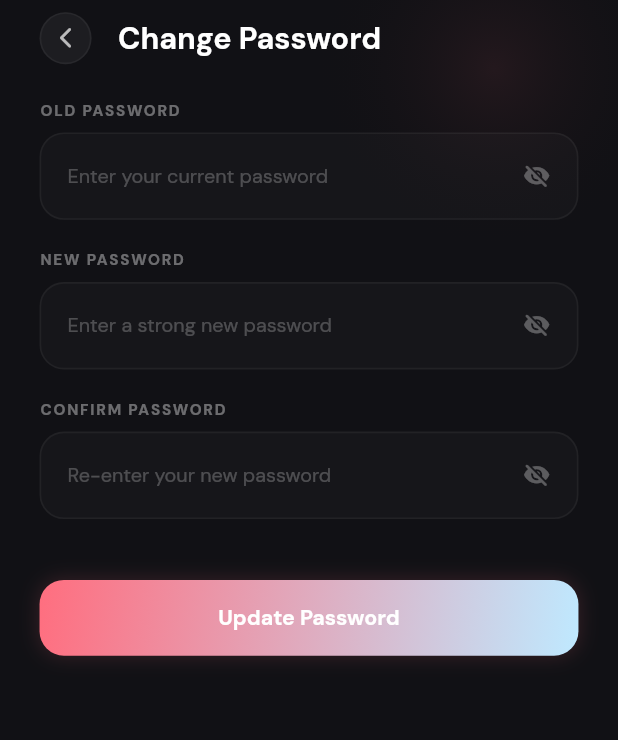
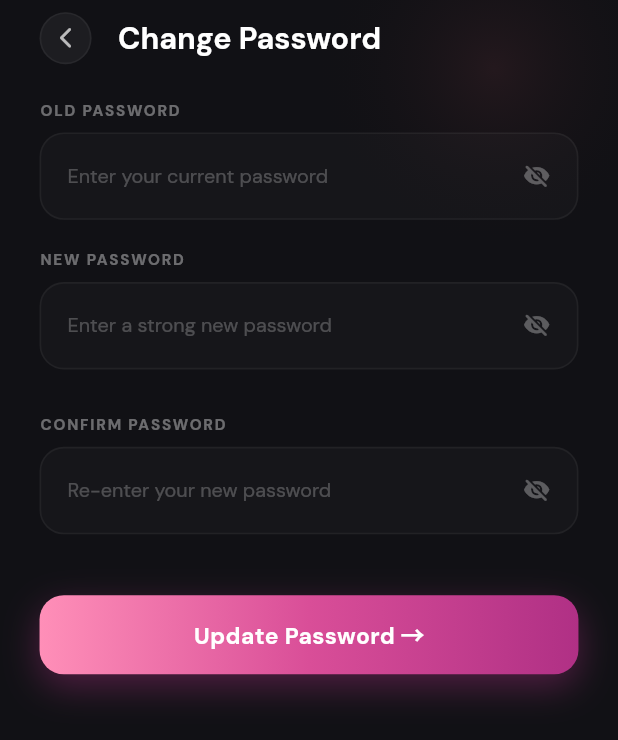
Before and after one commit to samiul-basir-46/bae_window, a Flutter app: the ChangePasswordScreen screen opened by its route, on a phone screen of 412 x 824 dp. Shown: the top 740 px of the screen. Run offline on Flutter 3.47's test engine with Material 3 defaults, Android fonts, the phone set to English and light mode, and no system bars; drawn by our look-alikes of auto_animated; our stand-ins replace app_links, audioplayers, cached_network_image, cloud_firestore, dio, firebase_auth and 16 more; missing offline and left inert: dotlottie_loader, home_widget, record; accounts and stored records are empty; project files that could hold a hidden picture were left out.

Commit message:
refactor: integrate Firebase Authentication for password updates and add real-time password strength validation to UI

```diff
--- a/lib/features/change_password/presentation/screens/change_password_screen.dart
+++ b/lib/features/change_password/presentation/screens/change_password_screen.dart
@@ -10,17 +10,63 @@ import '../bloc/change_password_event.dart';
 import '../bloc/change_password_state.dart';
 import '../widgets/password_input_field.dart';
 import 'package:bea_window_app/common_widgets/app_toast.dart';
-import 'package:bea_window_app/common_widgets/bae_loader.dart';
+import 'package:bea_window_app/common_widgets/custom_auth_button.dart';
 
-class ChangePasswordScreen extends StatelessWidget {
+class ChangePasswordScreen extends StatefulWidget {
   const ChangePasswordScreen({super.key});
 
   @override
+  State<ChangePasswordScreen> createState() => _ChangePasswordScreenState();
+}
+
+class _ChangePasswordScreenState extends State<ChangePasswordScreen> {
+  final _oldPasswordController = TextEditingController();
+  final _newPasswordController = TextEditingController();
+  final _confirmPasswordController = TextEditingController();
+  int _passwordStrength = 0;
+
+  @override
+  void initState() {
+    super.initState();
+    _newPasswordController.addListener(_checkPasswordStrength);
+  }
+
+  @override
+  void dispose() {
+    _oldPasswordController.dispose();
+    _newPasswordController.dispose();
+    _confirmPasswordController.dispose();
+    super.dispose();
+  }
+
+  void _checkPasswordStrength() {
+    final pw = _newPasswordController.text;
+    int strength = 0;
+    if (pw.length >= 6) strength++;
+    if (pw.length >= 10) strength++;
+    if (pw.contains(RegExp(r'[A-Z]')) && pw.contains(RegExp(r'[0-9]'))) {
+      strength++;
+    }
+    if (pw.contains(RegExp(r'[!@#\$&*~]'))) strength++;
+    setState(() => _passwordStrength = strength);
+  }
+
+  Color get _strengthColor {
+    if (_passwordStrength <= 1) return const Color(0xFFE060A0);
+    if (_passwordStrength == 2) return const Color(0xFFF5A623);
+    return const Color(0xFF4CD964);
+  }
+
+  String get _strengthLabel {
+    if (_passwordStrength == 0) return '';
+    if (_passwordStrength <= 1) return 'Weak';
+    if (_passwordStrength == 2) return 'Fair';
+    if (_passwordStrength == 3) return 'Good';
+    return 'Strong ✦';
+  }
+
+  @override
   Widget build(BuildContext context) {
-    final oldPasswordController = TextEditingController();
-    final newPasswordController = TextEditingController();
-    final confirmPasswordController = TextEditingController();
-
     return BlocProvider(
       create: (context) => ChangePasswordBloc(),
       child: Scaffold(
@@ -57,6 +103,14 @@ class ChangePasswordScreen extends StatelessWidget {
                       type: ToastType.success,
                     );
                     Navigator.pop(context);
+                  } else if (state is ChangePasswordFailure &&
+                      state.generalError != null) {
+                    AppToast.show(
+                      context,
+                      title: "Error",
+                      message: state.generalError!,
+                      type: ToastType.error,
+                    );
                   }
                 },
                 builder: (context, state) {
@@ -85,80 +139,45 @@ class ChangePasswordScreen extends StatelessWidget {
                             children: [
                               PasswordInputField(
                                 label: "OLD PASSWORD",
-                                controller: oldPasswordController,
+                                controller: _oldPasswordController,
                                 hint: "Enter your current password",
                                 errorText: oldPwError,
                               ),
                               UIHelper.verticalSpace(20.h),
                               PasswordInputField(
                                 label: "NEW PASSWORD",
-                                controller: newPasswordController,
+                                controller: _newPasswordController,
                                 hint: "Enter a strong new password",
                                 errorText: newPwError,
                               ),
+                              UIHelper.verticalSpace(10.h),
+                              _buildStrengthBar(),
                               UIHelper.verticalSpace(20.h),
                               PasswordInputField(
                                 label: "CONFIRM PASSWORD",
-                                controller: confirmPasswordController,
+                                controller: _confirmPasswordController,
                                 hint: "Re-enter your new password",
                                 errorText: confirmPwError,
                               ),
                               UIHelper.verticalSpace(40.h),
 
                               // Submit Button
-                              GestureDetector(
-                                onTap: isLoading
-                                    ? null
-                                    : () {
+                              CustomAuthButton(
+                                label: 'Update Password',
+                                isLoading: isLoading,
+                                showArrow: true,
+                                onTap: () {
                                   context.read<ChangePasswordBloc>().add(
                                         SubmitChangePasswordEvent(
                                           oldPassword:
-                                                    oldPasswordController.text,
+                                              _oldPasswordController.text,
                                           newPassword:
-                                                    newPasswordController.text,
+                                              _newPasswordController.text,
                                           confirmPassword:
-                                                    confirmPasswordController
-                                                        .text,
+                                              _confirmPasswordController.text,
                                         ),
                                       );
                                 },
-                                child: Container(
-                                  width: double.infinity,
-                                  padding: EdgeInsets.symmetric(vertical: 16.h),
-                                  alignment: Alignment.center,
-                                  decoration: BoxDecoration(
-                                    gradient: const LinearGradient(
-                                      colors: [
-                                        Color(0xFFFF6E7F),
-                                        Color(0xFFBFE9FF)
-                                      ],
-                                      begin: Alignment.topLeft,
-                                      end: Alignment.bottomRight,
-                                    ),
-                                    borderRadius: BorderRadius.circular(16.r),
-                                    boxShadow: [
-                                      BoxShadow(
-                                        color: const Color(0xFFFF6E7F)
-                                            .withValues(alpha: 0.15),
-                                        blurRadius: 10,
-                                        spreadRadius: 1,
-                                      ),
-                                    ],
-                                  ),
-                                  child: isLoading
-                                      ? BaeLoader(
-                                          isFullScreen: false,
-                                          size: 20.sp,
-                                        )
-                                      : Text(
-                                          "Update Password",
-                                          style: GoogleFonts.dmSans(
-                                            color: Colors.white,
-                                            fontSize: 14.sp,
-                                            fontWeight: FontWeight.bold,
-                                          ),
-                                        ),
-                                ),
                               ),
                             ],
                           ),
@@ -172,6 +191,42 @@ class ChangePasswordScreen extends StatelessWidget {
           ],
         ),
       ),
+    );
+  }
+
+  Widget _buildStrengthBar() {
+    if (_newPasswordController.text.isEmpty) return const SizedBox.shrink();
+    return Column(
+      crossAxisAlignment: CrossAxisAlignment.start,
+      children: [
+        Row(
+          children: List.generate(4, (i) {
+            return Expanded(
+              child: AnimatedContainer(
+                duration: const Duration(milliseconds: 300),
+                height: 3.h,
+                margin: EdgeInsets.only(right: i < 3 ? 4.w : 0),
+                decoration: BoxDecoration(
+                  color: i < _passwordStrength
+                      ? _strengthColor
+                      : Colors.white.withValues(alpha: 0.08),
+                  borderRadius: BorderRadius.circular(2.r),
+                ),
+              ),
+            );
+          }),
+        ),
+        if (_strengthLabel.isNotEmpty) ...[
+          UIHelper.verticalSpace(6.h),
+          Text(
+            _strengthLabel,
+            style: GoogleFonts.dmSans(
+                fontSize: 11.sp,
+                color: _strengthColor,
+                fontWeight: FontWeight.w500),
+          ),
+        ]
+      ],
     );
   }
 
```
Also changed, not shown: lib/features/change_password/presentation/bloc/change_password_bloc.dart (+46 -29 lines). Lines whose indentation alone changed are shown as unchanged.
